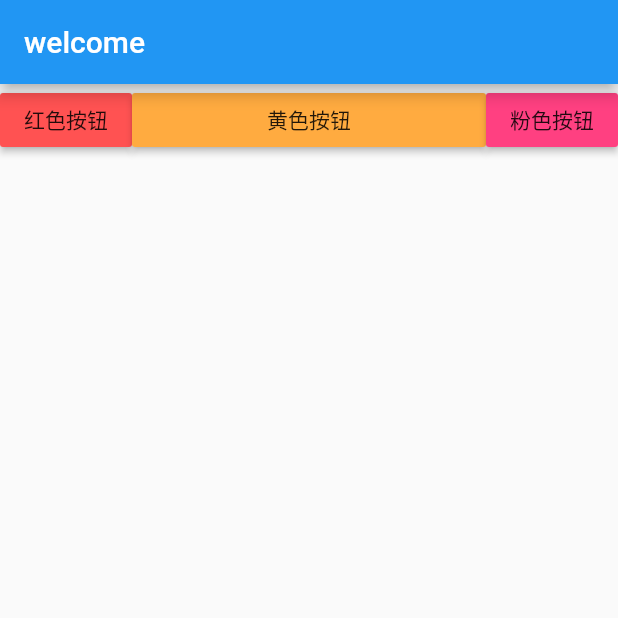
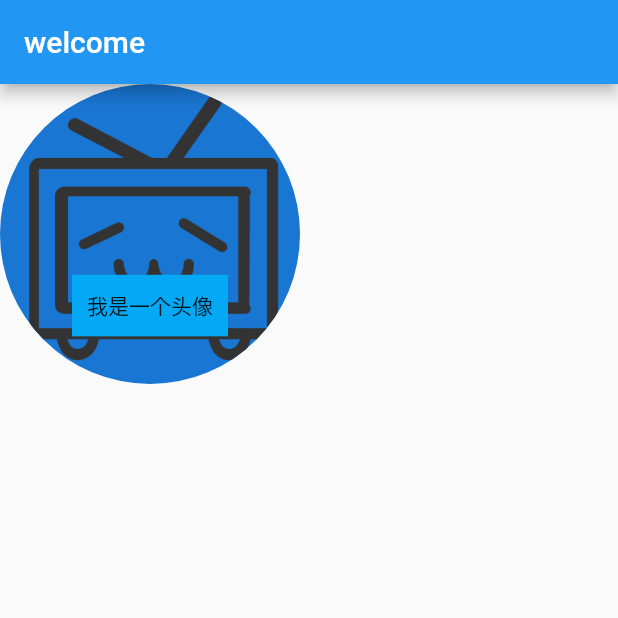
Before and after one commit to lb66/flutter-demo-2, a Flutter app: the screen it shows after launch, on a phone screen of 412 x 824 dp, the top half of it. Run offline on Flutter 3.47's test engine with Material 2 defaults, Android fonts, the phone set to English and light mode, and no system bars.

Commit message:
stack层叠布局

```diff
--- a/lib/main.dart
+++ b/lib/main.dart
@@ -12,28 +12,75 @@ class MyApp extends StatelessWidget {
   // MyApp({Key key, @required this.xxx}) : super(key: key);
   @override
   Widget build(BuildContext context) {
+    var stack1 = new Stack(
+      alignment: const FractionalOffset(0.5, 0.8),
+      children: <Widget>[
+        new CircleAvatar(
+          backgroundImage: new AssetImage('images/b.png'),
+          radius: 100.0,
+        ),
+        new Container(
+          color: Colors.lightBlue,
+          padding: EdgeInsets.all(10.0),
+          child: new Text('我是一个头像'),
+        )
+      ],
+    );
+    var stack2 = new Stack(
+      children: <Widget>[
+        new CircleAvatar(
+          backgroundImage: new AssetImage('images/b.png'),
+          radius: 100.0,
+        ),
+        new Positioned(
+          top: 10.0,
+          left: 10.0,
+          child: new Text('text1'),
+        ),
+        new Positioned(
+          bottom: 10.0,
+          right: 10.0,
+          child: new Text('text2'),
+        )
+      ],
+    );
+
     return MaterialApp(
         title: 'welcome',
         home: Scaffold(
           appBar: AppBar(title: new Text('welcome')),
-            body: new Row(
-              children: <Widget>[
-                new RaisedButton(
-                    onPressed: () {},
-                    color: Colors.redAccent,
-                    child: new Text('红色按钮')),
-                Expanded(
-                    child: new RaisedButton(
-                  onPressed: () {},
-                  color: Colors.orangeAccent,
-                  child: new Text('黄色按钮'),
-                )),
-                new RaisedButton(
-                    onPressed: () {},
-                    color: Colors.pinkAccent,
-                    child: new Text('粉色按钮'))
-              ],
-            )
+          body: stack1,
+
+          // body: Column(
+          // mainAxisAlignment: MainAxisAlignment.center,
+          // crossAxisAlignment: CrossAxisAlignment.start,
+          //   children: <Widget>[
+          //     Text('header'),
+          //     Expanded(
+          //         child: Center(child: Text('main'))),
+          //      Text('footer')
+          //   ],
+          // )
+
+          // body: new Row(
+          //   children: <Widget>[
+          //     new RaisedButton(
+          //         onPressed: () {},
+          //         color: Colors.redAccent,
+          //         child: new Text('红色按钮')),
+          //     Expanded(
+          //         child: new RaisedButton(
+          //       onPressed: () {},
+          //       color: Colors.orangeAccent,
+          //       child: new Text('黄色按钮'),
+          //     )),
+          //     new RaisedButton(
+          //         onPressed: () {},
+          //         color: Colors.pinkAccent,
+          //         child: new Text('粉色按钮'))
+          //   ],
+          // )
+
           //   body:GridView(
           //   gridDelegate: SliverGridDelegateWithFixedCrossAxisCount(
           //   crossAxisCount: 3,
```
Lines whose indentation alone changed are shown as unchanged.
